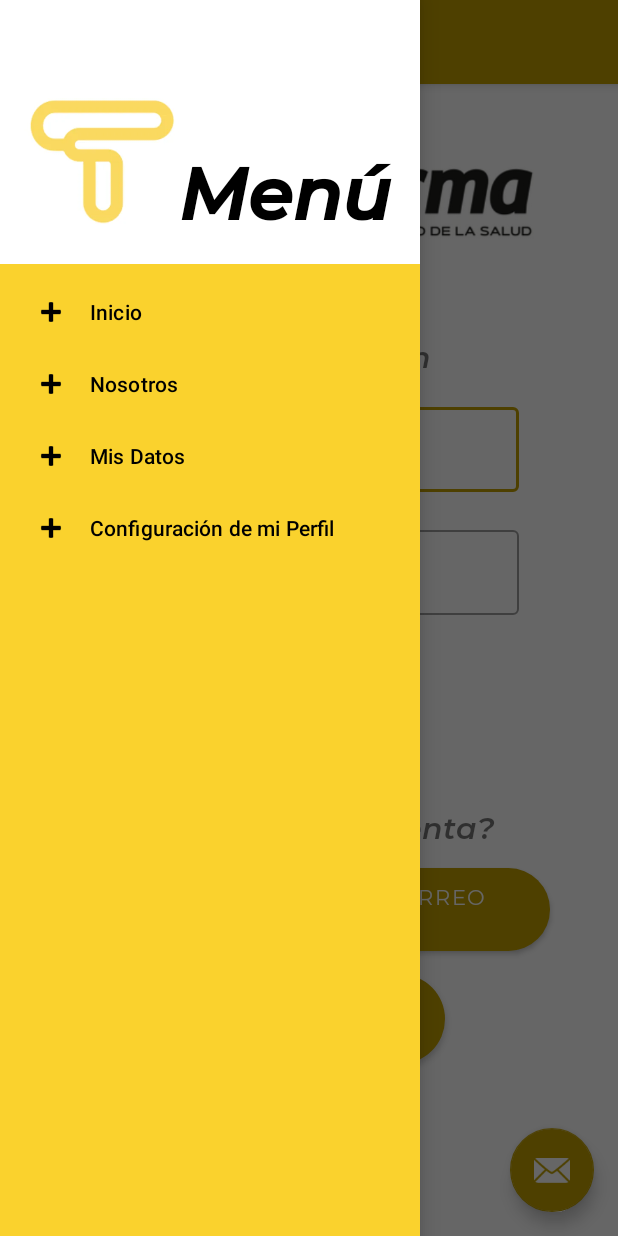
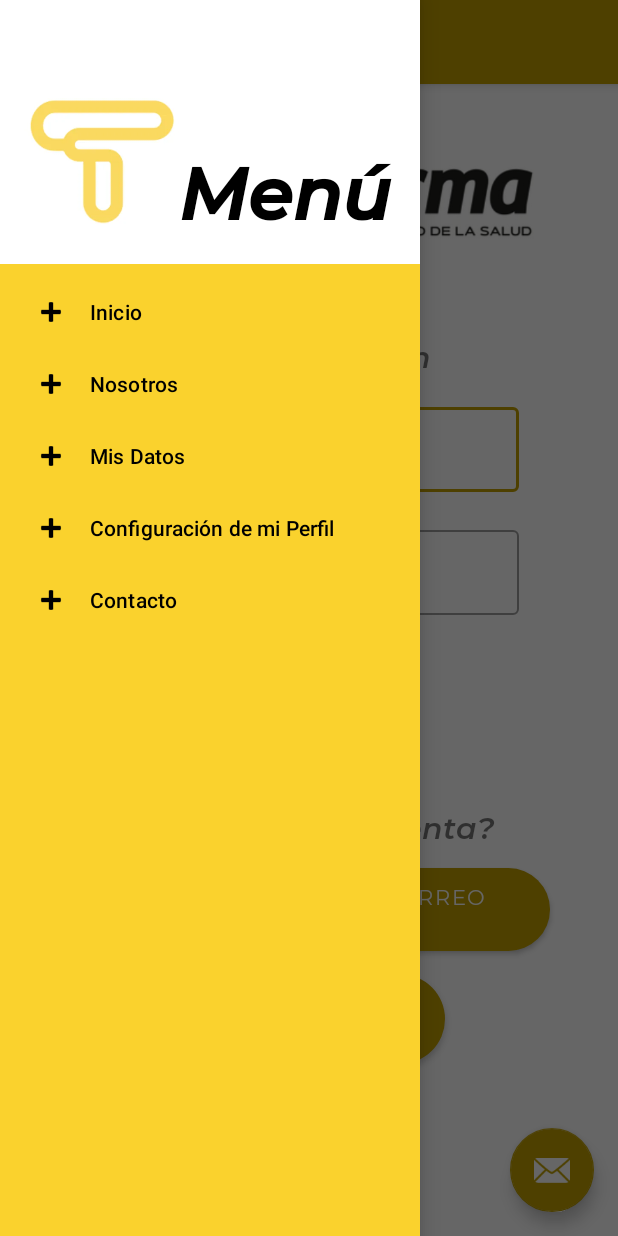
Before and after one commit to Rinzler014/TestFarma-App, an Android app: the screen it shows after launch (MainActivityMenu), with the side drawer open, on a phone screen of 412 x 824 dp. Run offline under Robolectric (Android 15) with nearby library versions, the phone set to English and light mode, and no system bars; our stand-ins replace Firebase (no records; nobody signed in at launch, a user with empty details on screens opened directly), navigation-ui; libraries missing offline, so code that uses them is left out: com.firebase.ui.

Commit message:
Added contact in menu

```diff
--- a/app/src/main/res/menu/activity_main_drawer.xml
+++ b/app/src/main/res/menu/activity_main_drawer.xml
@@ -28,6 +28,14 @@
             android:fontFamily="@font/montserrat_semibold"
             android:textSize="28sp" />
 
+        <item
+            android:id="@+id/contacto"
+            android:icon="@android:drawable/ic_input_add"
+            android:title="@string/contact_label"
+            android:fontFamily="@font/montserrat_semibold"
+            android:textSize="28sp" />
+
+
         <!-- Para crear mas ubicaciones se debe tener el mismo nombre de item aqui y en el nav graph-->
 
     </group>
--- a/app/src/main/res/navigation/mobile_navigation.xml
+++ b/app/src/main/res/navigation/mobile_navigation.xml
@@ -62,6 +62,11 @@
         <argument
             android:name="userUID"
             app:argType="string" />
+        <fragment
+            android:id="@+id/contacto"
+            android:name="com.example.testfarma.contacto"
+            android:label="fragment_contacto"
+            tools:layout="@layout/fragment_contacto" />
 
     </navigation>
     <fragment
--- a/app/src/main/res/values/strings.xml
+++ b/app/src/main/res/values/strings.xml
@@ -90,6 +90,7 @@
     <string name="Phone">+55 7081 7720</string>
     <string name="Menu">Menu</string>
     <string name="descripcion">descripcion</string>
+    <string name="contact_label">Contacto</string>
 
 
 </resources>
```
Also changed, not shown: app/src/main/res/layout/fragment_contacto.xml (+7 -7 lines).
